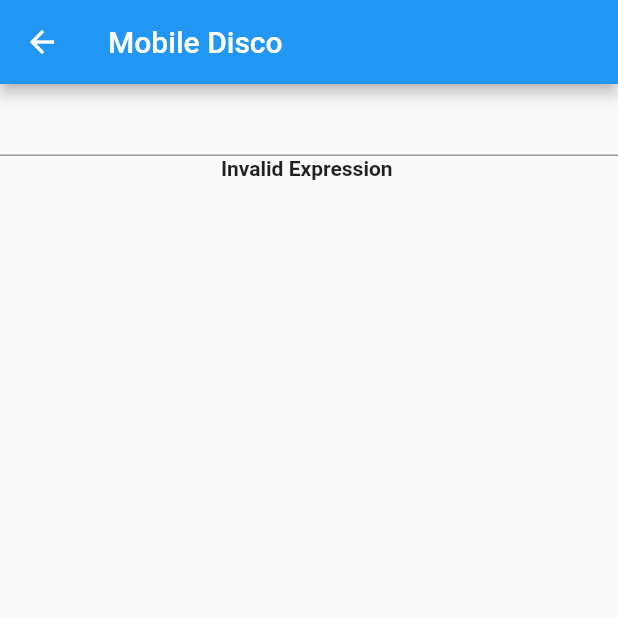
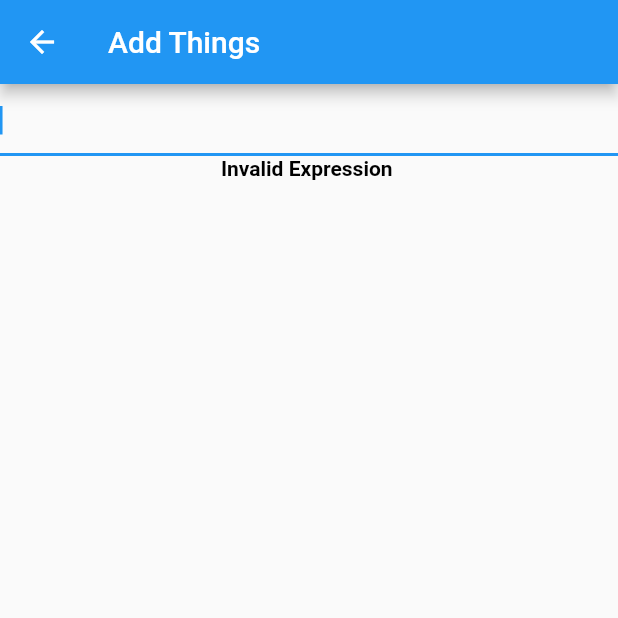
Before and after one commit to zyansheep/flutter-miniapps, a Flutter app: the AddThingsPage screen opened by its route, on a phone screen of 412 x 824 dp, the top half of it. Run offline on Flutter 3.47's test engine with Material 2 defaults, Android fonts, the phone set to English and light mode, and no system bars; our stand-ins replace math_expressions.

Commit message:
add things page complete

```diff
--- a/lib/add_things/add_things.dart
+++ b/lib/add_things/add_things.dart
@@ -1,5 +1,8 @@
+import 'dart:async';
+
 import 'package:flutter/material.dart';
 import 'package:math_expressions/math_expressions.dart';
+import 'package:mobile_disco/tools/shake_widget.dart';
 
 /// This is the stateful widget that the main application instantiates.
 class AddThingsPage extends StatefulWidget {
@@ -13,6 +16,21 @@ class AddThingsPage extends StatefulWidget {
 class _AddThingsPageState extends State<AddThingsPage> {
   late TextEditingController _controller;
   String? answer;
+  bool isError = false;
+
+  List<String> history = <String>[];
+
+  // Auto scroll-up logic
+  final ScrollController _scrollController = ScrollController();
+
+  /* bool _needsScroll = false;
+  _scrollToEnd() async {
+    _scrollController.animateTo(_scrollController.position.maxScrollExtent,
+        duration: Duration(milliseconds: 200), curve: Curves.easeInOut);
+  } */
+
+  final shakeKey = GlobalKey<ShakeWidgetState>();
+  final textShakeKey = GlobalKey<ShakeWidgetState>();
 
   @override
   void initState() {
@@ -28,55 +46,94 @@ class _AddThingsPageState extends State<AddThingsPage> {
 
   @override
   Widget build(BuildContext context) {
+    // Kinda hacky, delaying the scroll until after widget update
+    Timer(
+        Duration(milliseconds: 100),
+        () => _scrollController.animateTo(
+              _scrollController.position.minScrollExtent,
+              curve: Curves.easeOut,
+              duration: const Duration(milliseconds: 200),
+            ));
+
     return Scaffold(
       appBar: AppBar(
         // Here we take the value from the MobileDiscoPage object that was created by
         // the App.build method, and use it to set our appbar title.
-        title: Text("Mobile Disco"),
+        title: Text("Add Things"),
       ),
-      body: Center(
-        child: Column(
+      body: Column(
         children: [
-            TextField(
+          ShakeWidget(
+            key: shakeKey,
+            shakeCount: 2,
+            shakeOffset: 3,
+            shakeDuration: Duration(milliseconds: 200),
+            child: TextField(
+              autofocus: true,
+              textInputAction:
+                  TextInputAction.none, // Stay focused on text field
               controller: _controller,
               onChanged: (String expression) async {
                 setState(() {
+                  try {
                     Parser p = Parser();
                     Expression exp = p.parse(expression);
-                  var eval = exp.evaluate(EvaluationType.REAL, ContextModel());
-                  answer = "${exp.simplify().toString()} = ${eval.toString()}";
-
-                  /* Expression exp = Parser.parse(expression); */
+                    var eval =
+                        exp.evaluate(EvaluationType.REAL, ContextModel());
+                    answer = "${exp.toString()} = ${eval.toString()}";
+                    isError = false;
+                  } catch (e) {
+                    answer = e.toString();
+                    isError = true;
+                  }
                 });
               },
-              /* onSubmitted: (String value) async {
-                /* await showDialog<void>(
-                  context: context,
-                  builder: (BuildContext context) {
-                    return AlertDialog(
-                      title: const Text('Thanks!'),
-                      content: Text(
-                          'You typed "$value", which has length ${value.characters.length}.'),
-                      actions: <Widget>[
-                        TextButton(
-                          onPressed: () {
-                            Navigator.pop(context);
+              onSubmitted: (String value) async {
+                setState(() {
+                  if (history.isNotEmpty && history.last == answer) {
+                  } else if (answer != null && !isError) {
+                    history.add(answer!);
+                    //_needsScroll = true;
+                  } else {
+                    setState(() {
+                      shakeKey.currentState?.shake();
+                      textShakeKey.currentState?.shake();
+                    });
+                  }
+                });
               },
-                          child: const Text('OK'),
             ),
-                      ],
-                    );
-                  },
-                ); */
-              }, */
           ),
-            SelectableText(
+          ShakeWidget(
+            key: textShakeKey,
+            shakeCount: 2,
+            shakeOffset: 3,
+            shakeDuration: Duration(milliseconds: 200),
+            child: SelectableText(
               answer ?? "Invalid Expression",
               textAlign: TextAlign.center,
-              style: TextStyle(fontWeight: FontWeight.bold),
+              style: TextStyle(
+                  fontWeight: FontWeight.bold,
+                  color: !isError ? Colors.black : Colors.red),
+            ),
+          ),
+          Expanded(
+            child: ListView.builder(
+                controller: _scrollController,
+                padding: const EdgeInsets.all(8),
+                scrollDirection: Axis.vertical,
+                //shrinkWrap: true,
+                //reverse: true,
+                itemCount: history.length,
+                itemBuilder: (BuildContext context, int index) {
+                  return Padding(
+                    padding: const EdgeInsets.all(16.0),
+                    child:
+                        SelectableText(history[(history.length - 1) - index]),
+                  );
+                }),
           )
         ],
-        ),
       ),
     );
   }
--- /dev/null
+++ b/lib/tools/shake_widget.dart
@@ -0,0 +1,81 @@
+import 'dart:math';
+
+import 'package:flutter/material.dart';
+
+abstract class AnimationControllerState<T extends StatefulWidget>
+    extends State<T> with SingleTickerProviderStateMixin {
+  AnimationControllerState(this.animationDuration);
+  final Duration animationDuration;
+  late final animationController =
+      AnimationController(vsync: this, duration: animationDuration);
+
+  @override
+  void dispose() {
+    animationController.dispose();
+    super.dispose();
+  }
+}
+
+class ShakeWidget extends StatefulWidget {
+  const ShakeWidget({
+    Key? key,
+    required this.child,
+    required this.shakeOffset,
+    this.shakeCount = 3,
+    this.shakeDuration = const Duration(milliseconds: 400),
+  }) : super(key: key);
+  final Widget child;
+  final double shakeOffset;
+  final int shakeCount;
+  final Duration shakeDuration;
+
+  @override
+  ShakeWidgetState createState() => ShakeWidgetState(shakeDuration);
+}
+
+class ShakeWidgetState extends AnimationControllerState<ShakeWidget> {
+  ShakeWidgetState(Duration duration) : super(duration);
+
+  @override
+  void initState() {
+    super.initState();
+    animationController.addStatusListener(_updateStatus);
+  }
+
+  @override
+  void dispose() {
+    animationController.removeStatusListener(_updateStatus);
+    super.dispose();
+  }
+
+  void _updateStatus(AnimationStatus status) {
+    if (status == AnimationStatus.completed) {
+      animationController.reset();
+    }
+  }
+
+  void shake() {
+    animationController.forward();
+  }
+
+  @override
+  Widget build(BuildContext context) {
+    // 1. return an AnimatedBuilder
+    return AnimatedBuilder(
+      // 2. pass our custom animation as an argument
+      animation: animationController,
+      // 3. optimization: pass the given child as an argument
+      child: widget.child,
+      builder: (context, child) {
+        final sineValue =
+            sin(widget.shakeCount * 2 * pi * animationController.value);
+        return Transform.translate(
+          // 4. apply a translation as a function of the animation value
+          offset: Offset(sineValue * widget.shakeOffset, 0),
+          // 5. use the child widget
+          child: child,
+        );
+      },
+    );
+  }
+}
```
Lines whose indentation alone changed are shown as unchanged.
